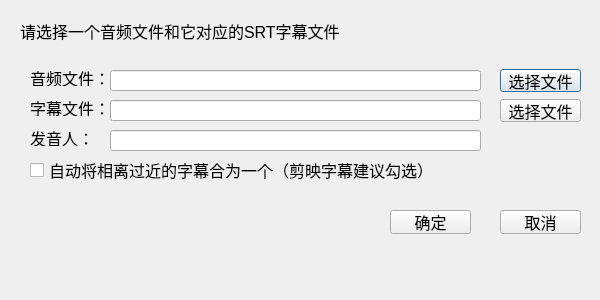
Above: presentation/uifiles/AddFromWavSrtDialog.ui from kslz/sound_dataset_tools2 before the change. Below: the same form after it.
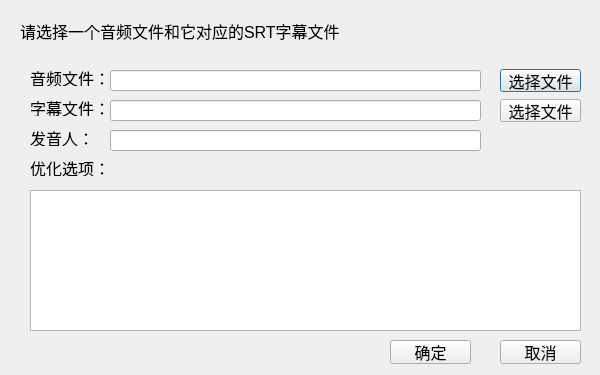
That is the form after the change.

Commit message: 优化音频导入逻辑

```diff
--- a/presentation/uifiles/AddFromWavSrtDialog.ui
+++ b/presentation/uifiles/AddFromWavSrtDialog.ui
@@ -7,7 +7,7 @@
     <x>0</x>
     <y>0</y>
     <width>600</width>
-    <height>300</height>
+    <height>375</height>
    </rect>
   </property>
   <property name="minimumSize">
@@ -16,12 +16,6 @@
     <height>300</height>
    </size>
   </property>
-  <property name="maximumSize">
-   <size>
-    <width>600</width>
-    <height>300</height>
-   </size>
-  </property>
   <property name="font">
    <font>
     <pointsize>12</pointsize>
@@ -125,7 +119,7 @@
    <property name="geometry">
     <rect>
      <x>500</x>
-     <y>210</y>
+     <y>340</y>
      <width>81</width>
      <height>24</height>
     </rect>
@@ -138,7 +132,7 @@
    <property name="geometry">
     <rect>
      <x>390</x>
-     <y>210</y>
+     <y>340</y>
      <width>81</width>
      <height>24</height>
     </rect>
@@ -150,10 +144,10 @@
   <widget class="QLabel" name="error_lable">
    <property name="geometry">
     <rect>
-     <x>30</x>
-     <y>190</y>
-     <width>541</width>
-     <height>16</height>
+     <x>110</x>
+     <y>160</y>
+     <width>471</width>
+     <height>20</height>
     </rect>
    </property>
    <property name="font">
@@ -194,17 +188,41 @@
     <string>发音人：</string>
    </property>
   </widget>
-  <widget class="QCheckBox" name="checkBox_ismerge">
+  <widget class="QTableWidget" name="tableWidget">
+   <property name="geometry">
+    <rect>
+     <x>30</x>
+     <y>190</y>
+     <width>551</width>
+     <height>141</height>
+    </rect>
+   </property>
+   <property name="editTriggers">
+    <set>QAbstractItemView::NoEditTriggers</set>
+   </property>
+   <attribute name="verticalHeaderVisible">
+    <bool>false</bool>
+   </attribute>
+   <attribute name="verticalHeaderMinimumSectionSize">
+    <number>20</number>
+   </attribute>
+   <row>
+    <property name="text">
+     <string/>
+    </property>
+   </row>
+  </widget>
+  <widget class="QLabel" name="label_5">
    <property name="geometry">
     <rect>
      <x>30</x>
      <y>160</y>
-     <width>421</width>
-     <height>20</height>
+     <width>81</width>
+     <height>16</height>
     </rect>
    </property>
    <property name="text">
-    <string>自动将相离过近的字幕合为一个（剪映字幕建议勾选）</string>
+    <string>优化选项：</string>
    </property>
   </widget>
  </widget>
```
The commit also changes 2 other files.
